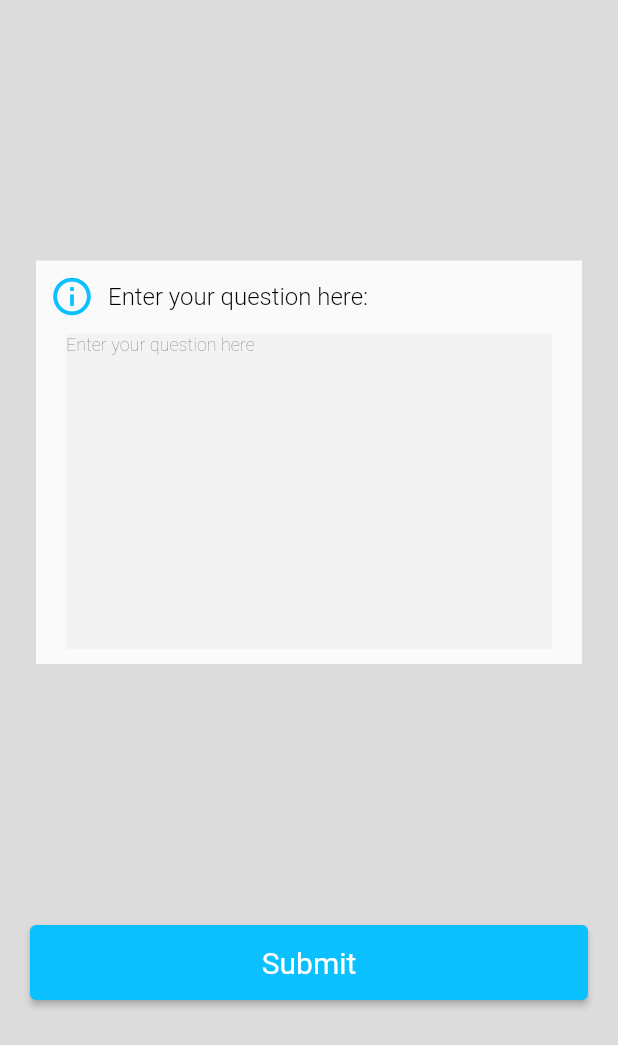
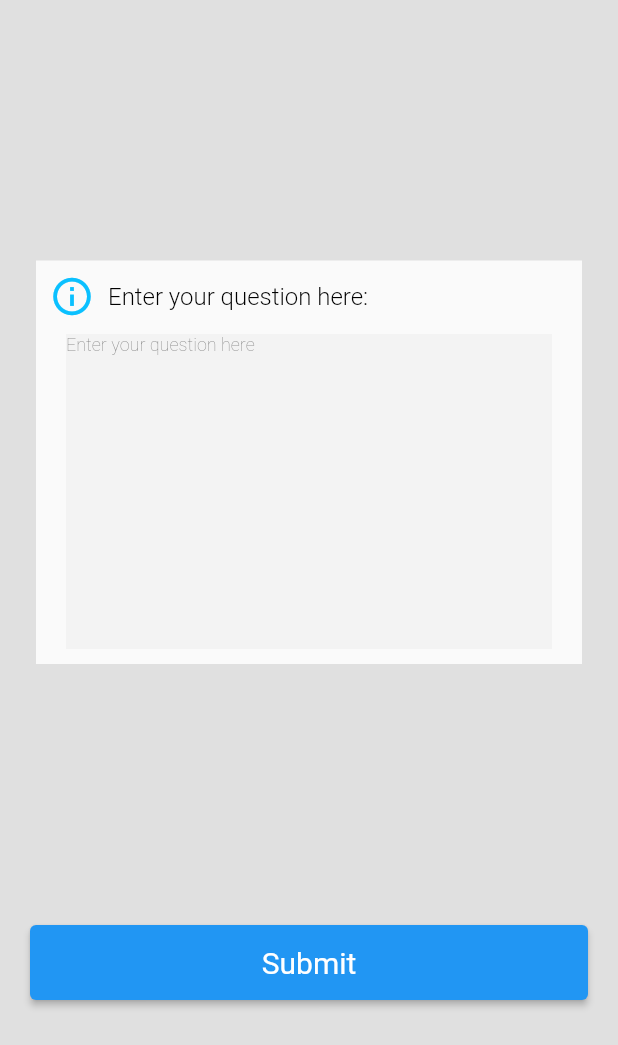
Before and after one commit to RoadSage/roadsage-app, a Flutter app: the screen it shows after launch, after a tap on "Ask Question", on a phone screen of 412 x 824 dp, the part 191-1236 px from its top. Run offline on Flutter 3.47's test engine with Material 2 defaults, Android fonts, the phone set to English and light mode, and no system bars; our stand-ins replace firebase_auth, firebase_core, flutter_secure_storage, flutter_signin_button, fluttertoast, google_fonts and 3 more; missing offline and left inert: flutter_facebook_auth, flutter_settings_ui, lifecycle; accounts and stored records are empty.

Commit message:
Created a dark mode theme, that will be set when the phones system settings are set to dark mode

```diff
--- a/lib/main.dart
+++ b/lib/main.dart
@@ -138,9 +138,14 @@ class _RoadSageApp extends State<RoadSageApp>
   Widget build(BuildContext context) {
     return MaterialApp(
       title: Constants.title,
-      theme: ThemeData(
-        primarySwatch: Colors.blue,
+      theme: ThemeData.light().copyWith(
+        scaffoldBackgroundColor: Colors.grey.shade300,
+        primaryColor: Colors.grey.shade500,
+        primaryColorLight: Colors.white,
+        primaryColorDark: Colors.grey.shade700,
       ),
+      darkTheme: ThemeData.dark(),
+      themeMode: ThemeMode.system,
       navigatorObservers: [defaultLifecycleObserver],
       routes: {
         Routes.root: (context) =>
@@ -192,7 +197,7 @@ class _MainScreenState extends State<MainScreen> {
         Shadow(color: Colors.black, blurRadius: 3, offset: Offset(0.6, 0.6)),
       ]),
       titleSpacing: 20,
-      backgroundColor: RoadSageColours.lightGrey,
+      backgroundColor: Colors.transparent,
       toolbarHeight: 75,
       elevation: 0,
       centerTitle: false,
@@ -201,8 +206,6 @@ class _MainScreenState extends State<MainScreen> {
             padding: const EdgeInsets.only(top: 18, bottom: 22, right: 20),
             child: ElevatedButton(
               style: ButtonStyle(
-                  backgroundColor:
-                      MaterialStateProperty.all(RoadSageColours.lightBlue),
                   shape: MaterialStateProperty.all(RoundedRectangleBorder(
                       borderRadius: BorderRadius.circular(10)))),
               child: const Text(Constants.connected),
@@ -240,9 +243,9 @@ class _MainScreenState extends State<MainScreen> {
       ],
       currentIndex: _selectedIndex,
       iconSize: 26,
+      backgroundColor: Theme.of(context).primaryColor,
+      selectedItemColor: RoadSageColours.lightBlue,
       type: BottomNavigationBarType.fixed,
-      selectedItemColor: RoadSageColours.lightBlue,
-      unselectedItemColor: Colors.grey,
       showSelectedLabels: false,
       showUnselectedLabels: false,
       onTap: _onBottomNavItemTapped,
@@ -268,7 +271,6 @@ class _MainScreenState extends State<MainScreen> {
     ];
 
     final Drawer drawer = Drawer(
-        backgroundColor: RoadSageColours.lightGrey,
         child: ListView.builder(
       padding: const EdgeInsets.only(top: 150),
       itemCount: drawerItems.length + 1,
@@ -278,8 +280,6 @@ class _MainScreenState extends State<MainScreen> {
             padding: const EdgeInsets.only(top: 50, left: 20, right: 20),
             child: ElevatedButton(
               style: ButtonStyle(
-                      backgroundColor:
-                          MaterialStateProperty.all(RoadSageColours.grey),
                   shape: MaterialStateProperty.all(RoundedRectangleBorder(
                       borderRadius: BorderRadius.circular(10)))),
               child: const Text(
@@ -310,7 +310,6 @@ class _MainScreenState extends State<MainScreen> {
         key: _key,
         appBar: appBar,
         body: _bottomNavItems.elementAt(_selectedIndex).item1,
-        backgroundColor: RoadSageColours.lightGrey,
         bottomNavigationBar: bottomNavBar,
         endDrawer: drawer);
   }
--- a/lib/screens/devices.dart
+++ b/lib/screens/devices.dart
@@ -32,7 +32,7 @@ class _DevicesScreenState extends State<DevicesScreen> {
                   size: 38,
                   color: RoadSageColours.lightBlue,
                 ),
-                tileColor: Colors.white,
+                tileColor: Theme.of(context).primaryColorLight,
                 onTap: () {
                   Navigator.pushNamed(context, Routes.remote);
                 },
@@ -51,7 +51,7 @@ class _DevicesScreenState extends State<DevicesScreen> {
                   size: 38,
                   color: RoadSageColours.lightBlue,
                 ),
-                tileColor: Colors.white,
+                tileColor: Theme.of(context).primaryColorLight,
                 onTap: () {
                   Navigator.pushNamed(context, Routes.display);
                 },
--- a/lib/screens/faq.dart
+++ b/lib/screens/faq.dart
@@ -24,7 +24,6 @@ class _FAQScreenState extends State<FAQScreen> {
                   "Frequently asked questions",
                   style: TextStyle(
                       fontSize: 22.0,
-                      color: Colors.black,
                       fontWeight: FontWeight.w400,
                       fontFamily: "Roboto"),
                 ),
@@ -85,15 +84,15 @@ class _FAQScreenState extends State<FAQScreen> {
                       height: 50,
                       child: ElevatedButton(
                         style: ElevatedButton.styleFrom(
-                            primary: const Color(0xFF0AC0FF),
                             textStyle: const TextStyle(fontSize: 20)),
                         onPressed: () => Navigator.pushNamed(
                             context, Routes.faqSubmitQuestion),
-                        child: const Text('Ask Question'),
+                        child: const Text(
+                          'Ask Question',
+                        ),
                       ))),
             ]),
       ),
-      color: const Color(0xFFDCDCDC),
       padding: const EdgeInsets.all(0.0),
       alignment: Alignment.center,
     );
--- a/lib/screens/home.dart
+++ b/lib/screens/home.dart
@@ -47,7 +47,7 @@ class _HomeScreenState extends State<HomeScreen> {
                         : RoadSageStrings.homeIOSTrySayingEntries[index],
                     style: const TextStyle(color: Colors.black),
                   ),
-                  tileColor: Colors.white,
+                  tileColor: Theme.of(context).primaryColorLight,
                 );
               },
               separatorBuilder: (BuildContext context, int index) =>
--- a/lib/screens/preferences.dart
+++ b/lib/screens/preferences.dart
@@ -16,7 +16,6 @@ class _PreferencesScreenState extends State<PreferencesScreen> {
       title: const Text(RoadSageStrings.preferences),
       titleTextStyle: const TextStyle(fontSize: 28, color: Colors.black),
       titleSpacing: 20,
-      backgroundColor: RoadSageColours.lightGrey,
       toolbarHeight: 75,
       elevation: 0,
       centerTitle: false,
@@ -28,7 +27,6 @@ class _PreferencesScreenState extends State<PreferencesScreen> {
       body: Center(
           child: SettingsList(
         contentPadding: const EdgeInsets.all(16),
-        backgroundColor: RoadSageColours.lightGrey,
         sections: [
           SettingsSection(
             title: 'General',
--- a/lib/screens/submit_question.dart
+++ b/lib/screens/submit_question.dart
@@ -29,7 +29,6 @@ class _SubmitQuestionScreenState extends State<SubmitQuestionScreen> {
                         " ",
                         style: TextStyle(
                             fontSize: 34.0,
-                            color: Color(0xFFffffff),
                             fontWeight: FontWeight.w400,
                             fontFamily: "Roboto"),
                       ),
@@ -104,13 +103,13 @@ class _SubmitQuestionScreenState extends State<SubmitQuestionScreen> {
                       height: 50,
                       child: ElevatedButton(
                         style: ElevatedButton.styleFrom(
-                            primary: const Color(0xFF0AC0FF),
                             textStyle: const TextStyle(fontSize: 20)),
                         onPressed: () => Navigator.pop(context),
-                        child: const Text('Submit'),
+                        child: const Text(
+                          'Submit',
+                        ),
                       ))),
             ]),
-        color: const Color(0xFFDCDCDC),
         padding: const EdgeInsets.all(0.0),
         alignment: Alignment.center,
       ),
--- a/pubspec.yaml
+++ b/pubspec.yaml
@@ -53,6 +53,8 @@ dependencies:
   lifecycle: ^0.4.2
   sign_in_with_apple: ^3.3.0
 
+  in_app_review: ^2.0.4
+
 dev_dependencies:
   flutter_test:
     sdk: flutter
```
Also changed, not shown: lib/screens/display.dart (+4 -6 lines), lib/screens/remote.dart (+3 -5 lines), pubspec.lock. Lines whose indentation alone changed are shown as unchanged.
